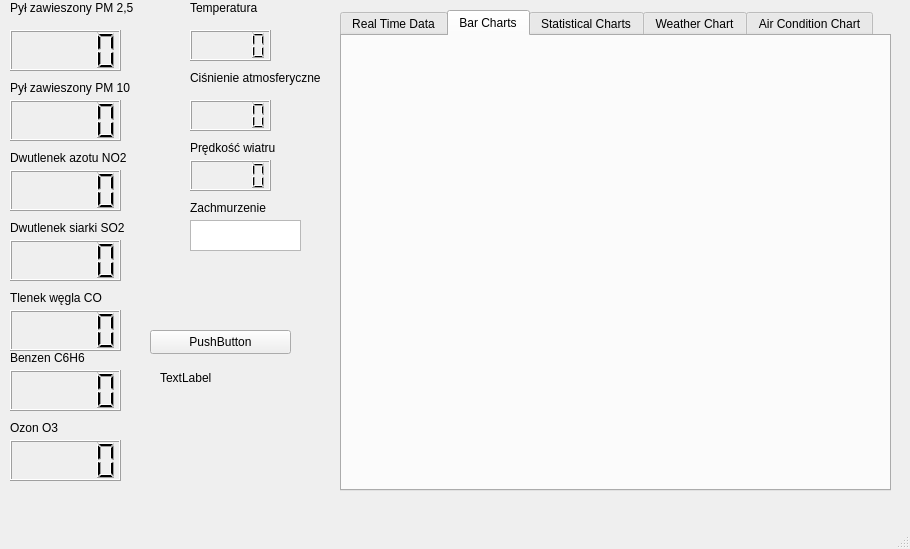
Old version of the form mainwindow.ui in the repository embeddedMike/qt_app.
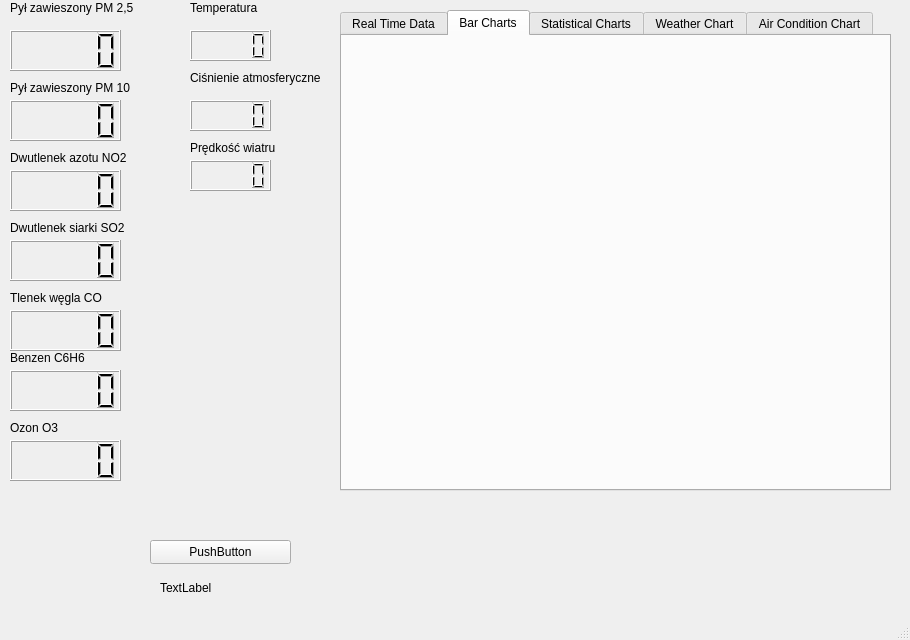
New version of the form. The open tabs and pages were chosen to show the change. Custom widgets are drawn as their Qt base class.

```diff
--- a/mainwindow.ui
+++ b/mainwindow.ui
@@ -7,7 +7,7 @@
     <x>0</x>
     <y>0</y>
     <width>910</width>
-    <height>549</height>
+    <height>640</height>
    </rect>
   </property>
   <property name="windowTitle">
@@ -18,7 +18,7 @@
     <property name="geometry">
      <rect>
       <x>150</x>
-      <y>330</y>
+      <y>540</y>
       <width>141</width>
       <height>24</height>
      </rect>
@@ -31,7 +31,7 @@
     <property name="geometry">
      <rect>
       <x>160</x>
-      <y>370</y>
+      <y>580</y>
       <width>111</width>
       <height>16</height>
      </rect>
@@ -325,19 +325,6 @@
      <string>Ciśnienie atmosferyczne</string>
     </property>
    </widget>
-   <widget class="QLabel" name="cloudyLabel">
-    <property name="geometry">
-     <rect>
-      <x>190</x>
-      <y>200</y>
-      <width>91</width>
-      <height>16</height>
-     </rect>
-    </property>
-    <property name="text">
-     <string>Zachmurzenie</string>
-    </property>
-   </widget>
    <widget class="QLabel" name="windSpeedLabel">
     <property name="geometry">
      <rect>
@@ -371,16 +358,6 @@
      </rect>
     </property>
    </widget>
-   <widget class="QTextBrowser" name="cloudyValue">
-    <property name="geometry">
-     <rect>
-      <x>190</x>
-      <y>220</y>
-      <width>111</width>
-      <height>31</height>
-     </rect>
-    </property>
-   </widget>
   </widget>
   <widget class="QMenuBar" name="menubar">
    <property name="geometry">
```
Left out of the diff: 48 changed lines with no effect on the pictures.
